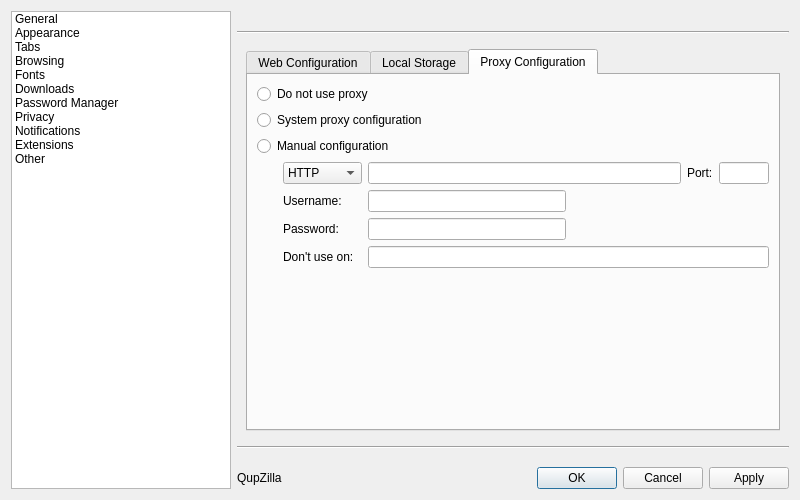
The window that src/lib/preferences/preferences.ui (QupZilla/qupzilla) describes before a commit, drawn with Qt 5.
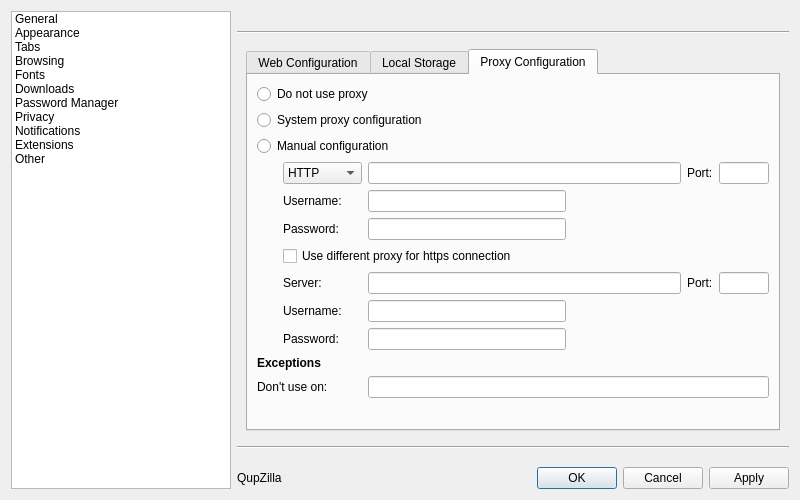
The same window after the commit. The open tabs and pages were chosen to show the change.

Commit message: Added option to separate http and https proxy configuration. - also fixed building of akn plugin - closes #314

Diff of the .ui file:
```diff
--- a/src/lib/preferences/preferences.ui
+++ b/src/lib/preferences/preferences.ui
@@ -1178,7 +1178,7 @@
              <item row="5" column="2">
               <widget class="QLineEdit" name="proxyPassword"/>
              </item>
-             <item row="6" column="2" colspan="2">
+             <item row="11" column="2" colspan="2">
               <widget class="QLineEdit" name="proxyExceptions"/>
              </item>
              <item row="4" column="3">
@@ -1194,7 +1194,7 @@
                </property>
               </spacer>
              </item>
-             <item row="6" column="1">
+             <item row="11" column="0" colspan="2">
               <widget class="QLabel" name="label_40">
                <property name="text">
                 <string>Don't use on:</string>
@@ -1238,6 +1238,71 @@
                </property>
               </spacer>
              </item>
+             <item row="10" column="0" colspan="4">
+              <widget class="QLabel" name="label_54">
+               <property name="text">
+                <string>&lt;b&gt;Exceptions&lt;/b&gt;</string>
+               </property>
+              </widget>
+             </item>
+             <item row="7" column="1">
+              <widget class="QLabel" name="label_55">
+               <property name="text">
+                <string>Server:</string>
+               </property>
+              </widget>
+             </item>
+             <item row="8" column="1">
+              <widget class="QLabel" name="label_56">
+               <property name="text">
+                <string>Username:</string>
+               </property>
+              </widget>
+             </item>
+             <item row="9" column="1">
+              <widget class="QLabel" name="label_57">
+               <property name="text">
+                <string>Password:</string>
+               </property>
+              </widget>
+             </item>
+             <item row="8" column="2">
+              <widget class="QLineEdit" name="httpsProxyUsername"/>
+             </item>
+             <item row="9" column="2">
+              <widget class="QLineEdit" name="httpsProxyPassword"/>
+             </item>
+             <item row="7" column="2" colspan="2">
+              <layout class="QHBoxLayout" name="horizontalLayout_14">
+               <item>
+                <widget class="QLineEdit" name="httpsProxyServer"/>
+               </item>
+               <item>
+                <widget class="QLabel" name="label_58">
+                 <property name="text">
+                  <string>Port:</string>
+                 </property>
+                </widget>
+               </item>
+               <item>
+                <widget class="QLineEdit" name="httpsProxyPort">
+                 <property name="maximumSize">
+                  <size>
+                   <width>50</width>
+                   <height>16777215</height>
+                  </size>
+                 </property>
+                </widget>
+               </item>
+              </layout>
+             </item>
+             <item row="6" column="1" colspan="3">
+              <widget class="QCheckBox" name="useHttpsProxy">
+               <property name="text">
+                <string>Use different proxy for https connection</string>
+               </property>
+              </widget>
+             </item>
             </layout>
            </item>
            <item row="2" column="0">
```
The commit also changes 6 other files.
